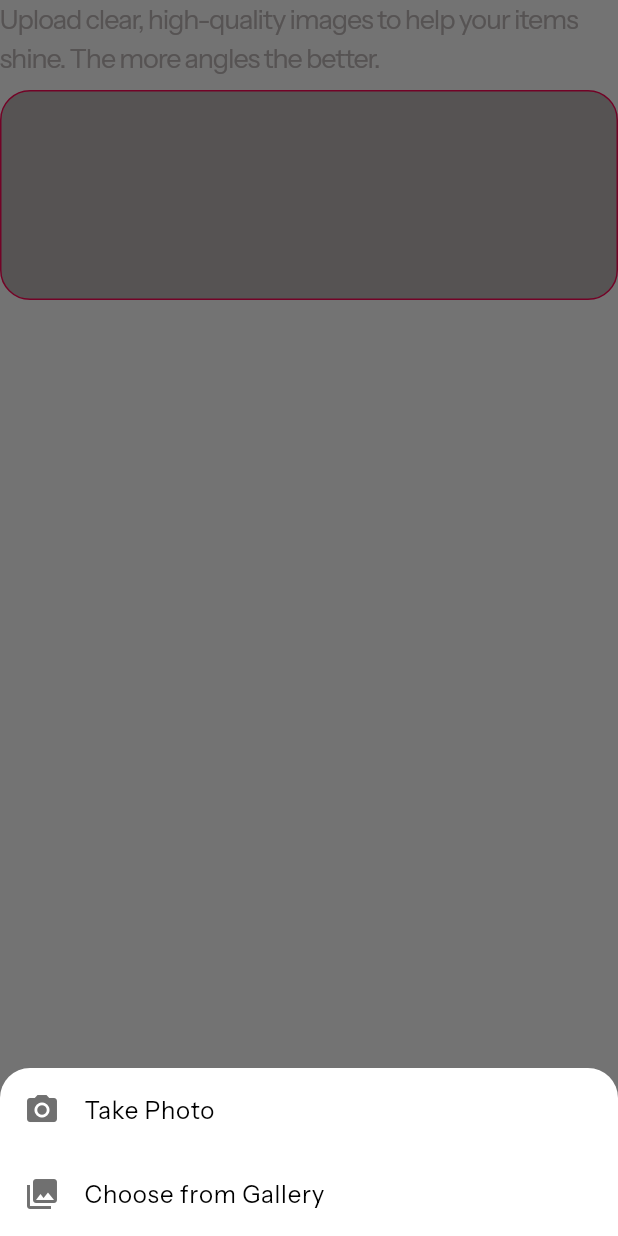
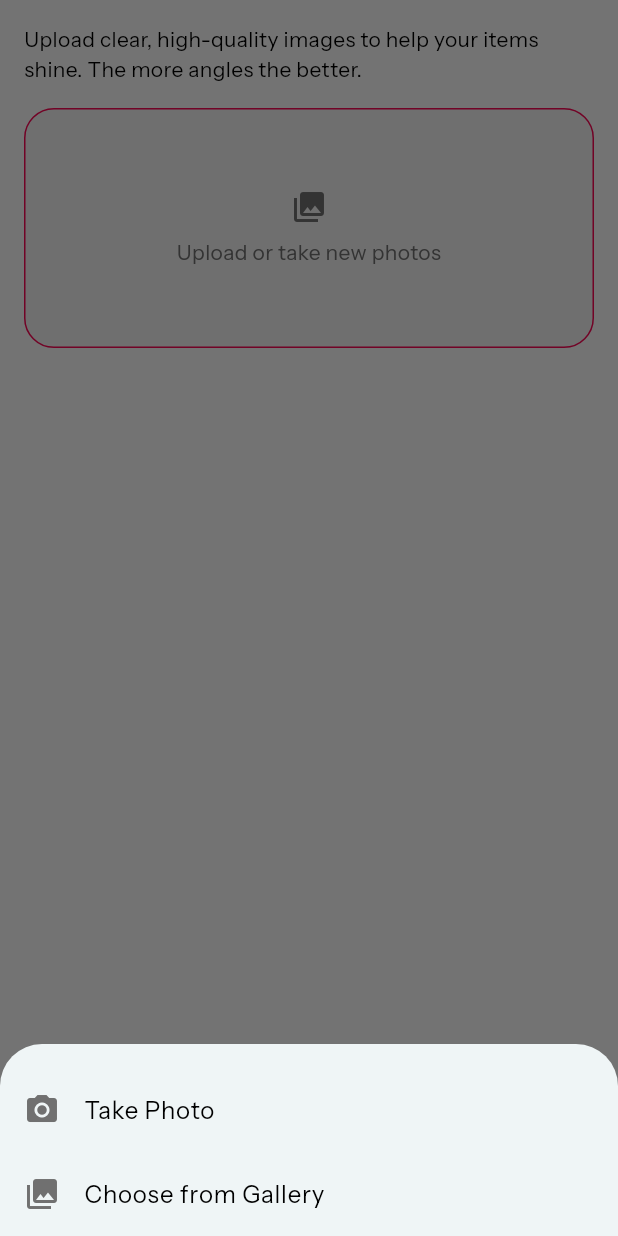
Before and after one commit to chh0871/MVP, a Flutter app: the PhotoUpload widget shown alone on an empty page, opened directly, after a tap on "Upload or take new photos", on a phone screen of 412 x 824 dp. Run offline on Flutter 3.47's test engine with Material 3 defaults, Android fonts, the phone set to English and light mode, and no system bars; our stand-ins replace cloud_firestore, dio, firebase_auth, firebase_core, firebase_storage, fl_chart and 9 more; accounts and stored records are empty.

Commit message:
Reformat the image upload

```diff
--- a/lib/core/utils/dependency.dart
+++ b/lib/core/utils/dependency.dart
@@ -3,7 +3,7 @@ import 'package:cherry_mvp/features/categories/category_repository.dart';
 import 'package:cherry_mvp/features/discover/discover_repository.dart';
 import 'package:cherry_mvp/features/discover/discover_viewmodel.dart';
 import 'package:cherry_mvp/features/donation/donation_repository.dart';
-import 'package:cherry_mvp/features/donation/donation_viewmodel.dart';
+import 'package:cherry_mvp/features/donation/donation_view_model.dart';
 import 'package:cherry_mvp/features/products/product_repository.dart';
 import 'package:cherry_mvp/features/products/product_viewmodel.dart';
 import 'package:cherry_mvp/features/search/search_repository.dart';
--- a/lib/features/donation/donation_page.dart
+++ b/lib/features/donation/donation_page.dart
@@ -10,18 +10,19 @@ class DonationPage extends StatelessWidget {
   @override
   Widget build(BuildContext context) {
     return Scaffold(
-      appBar: AppBar(title: Text(AppStrings.donationsText)),
+      appBar: AppBar(
+          leading: CloseButton(),
+          title: Text(
+            AppStrings.donationsText,
+          )),
       body: SingleChildScrollView(
-        child: Padding(
-          padding: const EdgeInsets.all(16.0),
         child: Column(
           children: const [
             PhotoUpload(),
             PhotoTipsBar(),
-              SizedBox(height: 20),
+            SizedBox(height: 16),
             DonationForm(),
           ],
-          ),
         ),
       ),
     );
--- a/lib/features/donation/widgets/donation_form.dart
+++ b/lib/features/donation/widgets/donation_form.dart
@@ -8,7 +8,7 @@ import 'package:provider/provider.dart';
 import 'package:cherry_mvp/features/donation/widgets/donation_options.dart';
 import 'package:cherry_mvp/features/donation/widgets/donation_form_field.dart';
 import 'package:cherry_mvp/features/donation/widgets/donation_dropdown_field.dart';
-import 'package:cherry_mvp/features/donation/donation_viewmodel.dart';
+import 'package:cherry_mvp/features/donation/donation_view_model.dart';
 
 class DonationForm extends StatefulWidget {
   const DonationForm({super.key});
--- a/lib/features/donation/widgets/photo_tips_bar.dart
+++ b/lib/features/donation/widgets/photo_tips_bar.dart
@@ -7,7 +7,9 @@ class PhotoTipsBar extends StatelessWidget {
 
   @override
   Widget build(BuildContext context) {
-    return Material(
+    return Padding(
+      padding: EdgeInsets.symmetric(horizontal: 16),
+      child: Material(
         color: Theme.of(context).colorScheme.primary,
         borderRadius: BorderRadius.circular(8),
         child: InkWell(
@@ -43,6 +45,7 @@ class PhotoTipsBar extends StatelessWidget {
             ),
           ),
         ),
+      ),
     );
   }
 }
--- a/lib/features/donation/widgets/photo_upload.dart
+++ b/lib/features/donation/widgets/photo_upload.dart
@@ -1,12 +1,8 @@
 import 'dart:io';
 
 import 'package:cherry_mvp/core/config/app_strings.dart';
-
 import 'package:flutter/material.dart';
-import 'package:google_fonts/google_fonts.dart';
 import 'package:image_picker/image_picker.dart';
-
-import '../../../core/config/app_colors.dart';
 
 class PhotoUpload extends StatefulWidget {
   const PhotoUpload({super.key});
@@ -24,7 +20,7 @@ class _PhotoUploadState extends State<PhotoUpload> {
       final XFile? picked = await picker.pickImage(
         source: source,
         maxWidth: double.infinity,
-        maxHeight: 512,
+        maxHeight: 1024,
         imageQuality: 85,
       );
 
@@ -42,77 +38,70 @@ class _PhotoUploadState extends State<PhotoUpload> {
     }
   }
 
-  void _pickProductImage() {
-    showModalBottomSheet(
+  void _pickProductImage() async {
+    final source = await showModalBottomSheet<ImageSource>(
       context: context,
-      backgroundColor: Colors.white,
-      shape: const RoundedRectangleBorder(
-        borderRadius: BorderRadius.vertical(top: Radius.circular(20)),
-      ),
       builder: (context) => SafeArea(
-        child: Wrap(
+        child: Column(
+          mainAxisSize: MainAxisSize.min,
           children: [
+            SizedBox(height: 16),
             ListTile(
               leading: const Icon(Icons.camera_alt),
               title: const Text(AppStrings.cameraPhoto),
               onTap: () {
-                Navigator.pop(context);
-                pickImage(ImageSource.camera);
+                Navigator.pop(context, ImageSource.camera);
               },
             ),
             ListTile(
               leading: const Icon(Icons.photo_library),
               title: const Text(AppStrings.galleryPhoto),
               onTap: () {
-                Navigator.pop(context);
-                pickImage(ImageSource.gallery);
+                Navigator.pop(context, ImageSource.gallery);
               },
             ),
           ],
         ),
       ),
     );
+    if (source == null) return;
+    await pickImage(source);
   }
 
   @override
   Widget build(BuildContext context) {
-    return Column(
+    return Padding(
+      padding: EdgeInsets.all(16.0),
+      child: Column(
         crossAxisAlignment: CrossAxisAlignment.start,
+        spacing: 16,
         children: [
-        Padding(
-          padding: const EdgeInsets.symmetric(horizontal: 0, vertical: 0),
-          child: Text(
-            AppStrings.takePhotoInstruction,
-            style: GoogleFonts.instrumentSans(
-              textStyle: TextStyle(
-                fontSize: 18,
-                fontWeight: FontWeight.w400,
-                height: 26 / 18,
-                letterSpacing: -0.75,
-                color: AppColors.grey,
+          Text(AppStrings.takePhotoInstruction),
+          Material(
+            color: Theme.of(context).colorScheme.surfaceContainerHighest,
+            borderRadius: BorderRadius.circular(20),
+            child: InkWell(
+              onTap: _pickProductImage,
+              child: Container(
+                decoration: BoxDecoration(
+                  borderRadius: BorderRadius.circular(20),
+                  border: Border.all(
+                    color: Theme.of(context).colorScheme.primary,
+                    width: 1,
                   ),
                 ),
-          ),
-        ),
-        Padding(
-          padding: const EdgeInsets.symmetric(horizontal: 0, vertical: 8),
-          child: GestureDetector(
-            onTap: _pickProductImage,
-            child: Container(
-              height: selectedImage != null ? 406 : 140,
-              width: 460,
+                height: selectedImage != null
+                    ? MediaQuery.of(context).size.width - 32
+                    : 160,
+                width: double.infinity,
+                child: selectedImage != null
+                    ? Ink(
                         decoration: BoxDecoration(
                           borderRadius: BorderRadius.circular(20),
-                color: AppColors.grey,
-                border: Border.all(color: AppColors.red, width: 1),
+                          image: DecorationImage(
+                            image: FileImage(File(selectedImage!.path)),
+                            fit: BoxFit.cover,
                           ),
-              child: selectedImage != null
-                  ? ClipRRect(
-                      borderRadius: BorderRadius.circular(18),
-                      child: Image.file(
-                        File(selectedImage!.path),
-                        fit: BoxFit.cover,
-                        width: double.infinity,
                         ),
                       )
                     : Column(
@@ -120,20 +109,18 @@ class _PhotoUploadState extends State<PhotoUpload> {
                         children: [
                           Icon(
                             Icons.photo_library,
-                          color: AppColors.grey,
                             size: 24,
+                            color:
+                                Theme.of(context).colorScheme.onSurfaceVariant,
                           ),
                           const SizedBox(height: 8),
                           Text(
                             AppStrings.takePhoto,
                             textAlign: TextAlign.center,
-                          style: GoogleFonts.instrumentSans(
-                            textStyle: TextStyle(
-                              fontSize: 16,
-                              fontWeight: FontWeight.w400,
-                              height: 20 / 16,
-                              color: AppColors.grey,
-                            ),
+                            style: TextStyle(
+                              color: Theme.of(context)
+                                  .colorScheme
+                                  .onSurfaceVariant,
                             ),
                           ),
                         ],
@@ -142,6 +129,7 @@ class _PhotoUploadState extends State<PhotoUpload> {
             ),
           ),
         ],
+      ),
     );
   }
 }
```
Also changed, not shown: lib/features/donation/donation_view_model.dart (renamed from lib/features/donation/donation_viewmodel.dart). Lines whose indentation alone changed are shown as unchanged.
